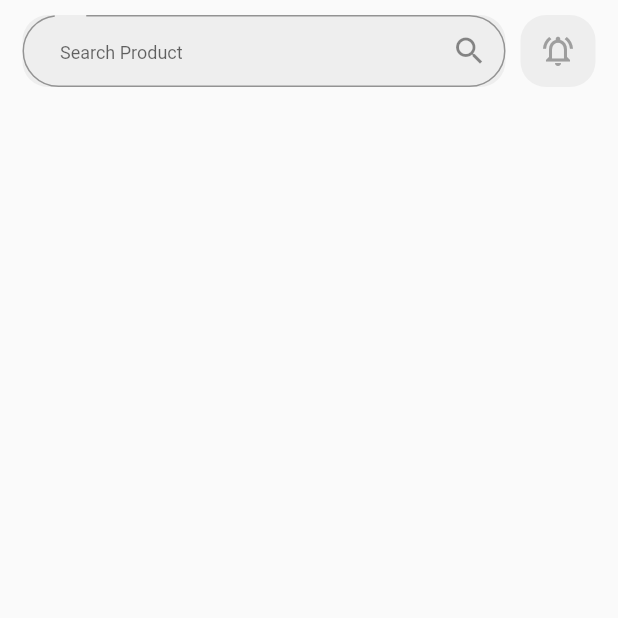
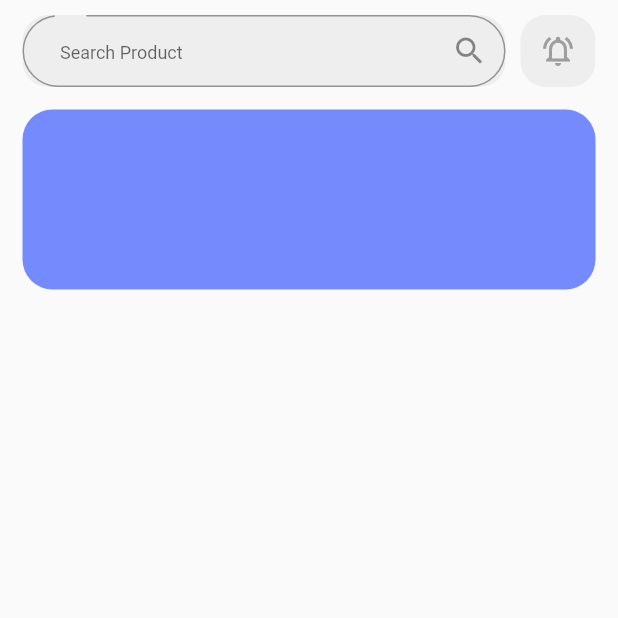
Before and after one commit to TuqaBakr/Ecomerce, a Flutter app: the screen it shows after launch, on a phone screen of 412 x 824 dp, the top half of it. Run offline on Flutter 3.47's test engine with Material 2 defaults, Android fonts, the phone set to English and light mode, and no system bars; our stand-ins replace dartz, flutter_otp_text_field, get, image_picker, shared_preferences, smooth_page_indicator.

Commit message:
just second update in home screen to workout push changes on github

```diff
--- a/lib/modules/shop_app/home_page/home_page.dart
+++ b/lib/modules/shop_app/home_page/home_page.dart
@@ -60,12 +60,12 @@ class HomePage extends StatelessWidget {
                     width: 50,
                   decoration: BoxDecoration(
                     color: Colors.grey[200],
-                    borderRadius: BorderRadius.all(
+                    borderRadius: const BorderRadius.all(
                     Radius.circular(17.0),),
                     ),
                   child: IconButton(
                       onPressed: (){},
-                      icon:Icon(Icons.notifications_active_outlined),
+                      icon:const Icon(Icons.notifications_active_outlined),
                       color: Colors.grey,
                     ),
                   ),
@@ -74,8 +74,8 @@ class HomePage extends StatelessWidget {
               ),
             ),
 
-            /*Container(
-              margin: EdgeInsets.symmetric(horizontal: 15,vertical: 15),
+            Container(
+              margin: const EdgeInsets.symmetric(horizontal: 15,vertical: 15),
               child: Stack(
                 children: [
                   Container(
@@ -87,7 +87,7 @@ class HomePage extends StatelessWidget {
                   ),
                 ],
               ),
-            ),*/
+            ),
             Container(
              // child: ListView.builder(itemBuilder: itemBuilder),
             ),
```
